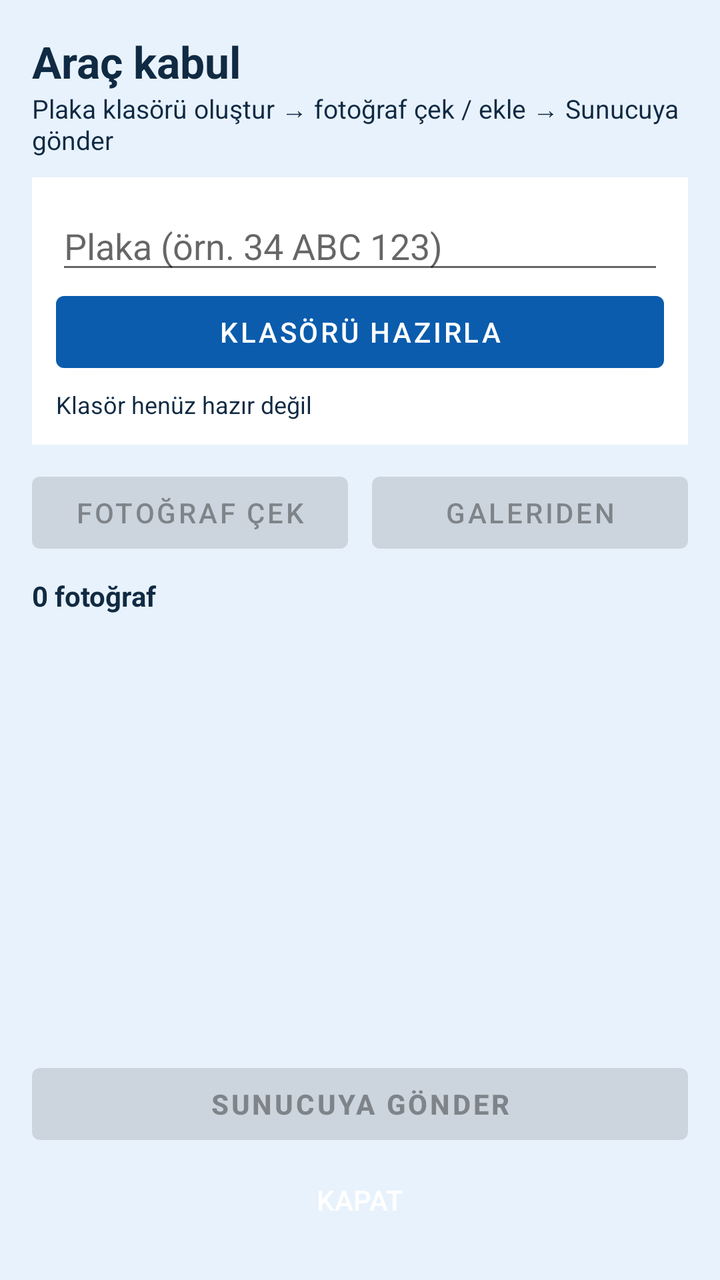
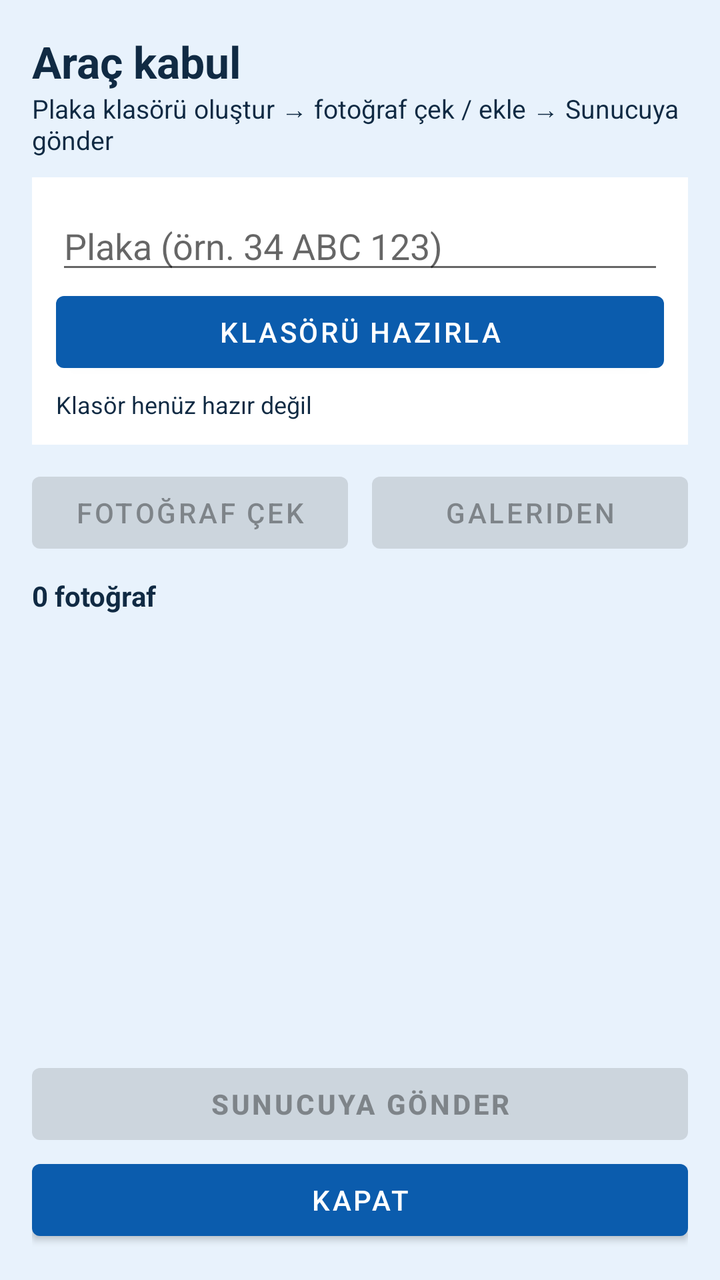

Compare the two renders of this Android layout. The source of the first and the diff that turns it into the second are given below.
<!-- AndroidManifest.xml: activity theme Theme.TRDriver -->
<!-- res/layout/activity_vehicle_intake.xml -->
<?xml version="1.0" encoding="utf-8"?>
<LinearLayout xmlns:android="http://schemas.android.com/apk/res/android"
    android:layout_width="match_parent"
    android:layout_height="match_parent"
    android:background="@color/tr_sky"
    android:orientation="vertical"
    android:padding="16dp">

    <TextView
        android:layout_width="match_parent"
        android:layout_height="wrap_content"
        android:text="Araç kabul"
        android:textColor="@color/tr_ink"
        android:textSize="22sp"
        android:textStyle="bold" />

    <TextView
        android:layout_width="match_parent"
        android:layout_height="wrap_content"
        android:layout_marginBottom="10dp"
        android:text="Plaka klasörü oluştur → fotoğraf çek / ekle → Sunucuya gönder"
        android:textColor="@color/tr_ink"
        android:textSize="13sp" />

    <LinearLayout
        android:layout_width="match_parent"
        android:layout_height="wrap_content"
        android:background="@android:color/white"
        android:orientation="vertical"
        android:padding="12dp">

        <EditText
            android:id="@+id/inputPlate"
            android:layout_width="match_parent"
            android:layout_height="wrap_content"
            android:hint="Plaka (örn. 34 ABC 123)"
            android:inputType="textCapCharacters"
            android:maxLines="1"
            android:textColor="@color/tr_ink" />

        <Button
            android:id="@+id/btnPrepareFolder"
            android:layout_width="match_parent"
            android:layout_height="wrap_content"
            android:text="Klasörü hazırla" />

        <TextView
            android:id="@+id/folderStatus"
            android:layout_width="match_parent"
            android:layout_height="wrap_content"
            android:layout_marginTop="4dp"
            android:text="Klasör henüz hazır değil"
            android:textColor="@color/tr_ink"
            android:textSize="12sp" />
    </LinearLayout>

    <LinearLayout
        android:layout_width="match_parent"
        android:layout_height="wrap_content"
        android:layout_marginTop="10dp"
        android:orientation="horizontal">

        <Button
            android:id="@+id/btnCapture"
            android:layout_width="0dp"
            android:layout_height="wrap_content"
            android:layout_marginEnd="6dp"
            android:layout_weight="1"
            android:enabled="false"
            android:text="Fotoğraf çek" />

        <Button
            android:id="@+id/btnPickGallery"
            android:layout_width="0dp"
            android:layout_height="wrap_content"
            android:layout_marginStart="6dp"
            android:layout_weight="1"
            android:enabled="false"
            android:text="Galeriden" />
    </LinearLayout>

    <TextView
        android:id="@+id/photoCount"
        android:layout_width="match_parent"
        android:layout_height="wrap_content"
        android:layout_marginTop="8dp"
        android:text="0 fotoğraf"
        android:textColor="@color/tr_ink"
        android:textStyle="bold" />

    <ProgressBar
        android:id="@+id/uploadBar"
        style="?android:attr/progressBarStyleHorizontal"
        android:layout_width="match_parent"
        android:layout_height="8dp"
        android:layout_marginTop="4dp"
        android:max="100"
        android:progress="0"
        android:progressTint="@color/tr_blue"
        android:visibility="gone" />

    <TextView
        android:id="@+id/uploadStatus"
        android:layout_width="match_parent"
        android:layout_height="wrap_content"
        android:layout_marginBottom="4dp"
        android:textColor="@color/tr_ink"
        android:textSize="12sp"
        android:visibility="gone" />

    <androidx.recyclerview.widget.RecyclerView
        android:id="@+id/photoList"
        android:layout_width="match_parent"
        android:layout_height="0dp"
        android:layout_marginTop="4dp"
        android:layout_weight="1" />

    <Button
        android:id="@+id/btnSend"
        android:layout_width="match_parent"
        android:layout_height="wrap_content"
        android:layout_marginTop="8dp"
        android:enabled="false"
        android:text="Sunucuya gönder"
        android:textStyle="bold" />

    <Button
        android:id="@+id/btnClose"
        android:layout_width="match_parent"
        android:layout_height="wrap_content"
        style="?android:attr/borderlessButtonStyle"
        android:text="Kapat" />
</LinearLayout>
<!-- resources referenced by this layout -->
<resources>
  <color name="tr_blue">#0B5CAD</color>
  <color name="tr_ink">#102A43</color>
  <color name="tr_sky">#E8F2FC</color>
  <style name="Theme.TRDriver" parent="Theme.MaterialComponents.Light.NoActionBar">
          <item name="colorPrimary">@color/tr_blue</item>
          <item name="colorPrimaryVariant">@color/tr_blue_dark</item>
          <item name="colorOnPrimary">@color/tr_white</item>
          <item name="android:statusBarColor">@color/tr_blue_dark</item>
          <item name="android:windowBackground">@color/tr_sky</item>
      </style>
  <color name="tr_blue_dark">#083F78</color>
  <color name="tr_white">#FFFFFF</color>
</resources>

<!-- the commit's change to res/layout/activity_vehicle_intake.xml (unified diff, before → after) -->
@@ -128,6 +128,5 @@
         android:id="@+id/btnClose"
         android:layout_width="match_parent"
         android:layout_height="wrap_content"
-        style="?android:attr/borderlessButtonStyle"
         android:text="Kapat" />
 </LinearLayout>
